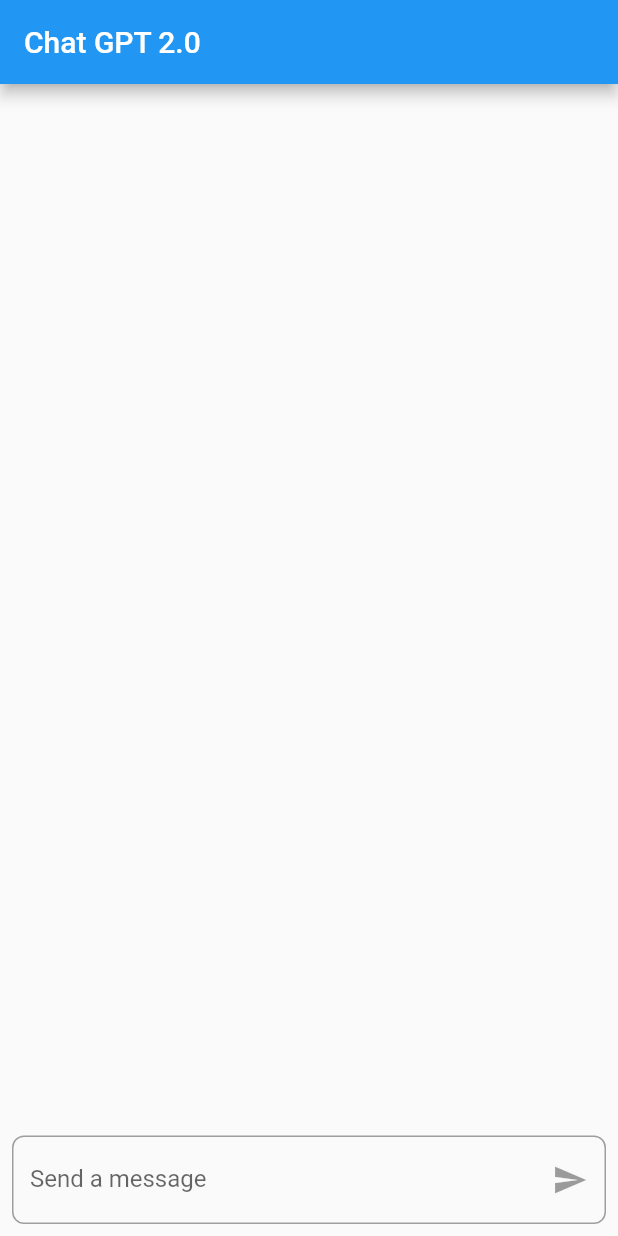
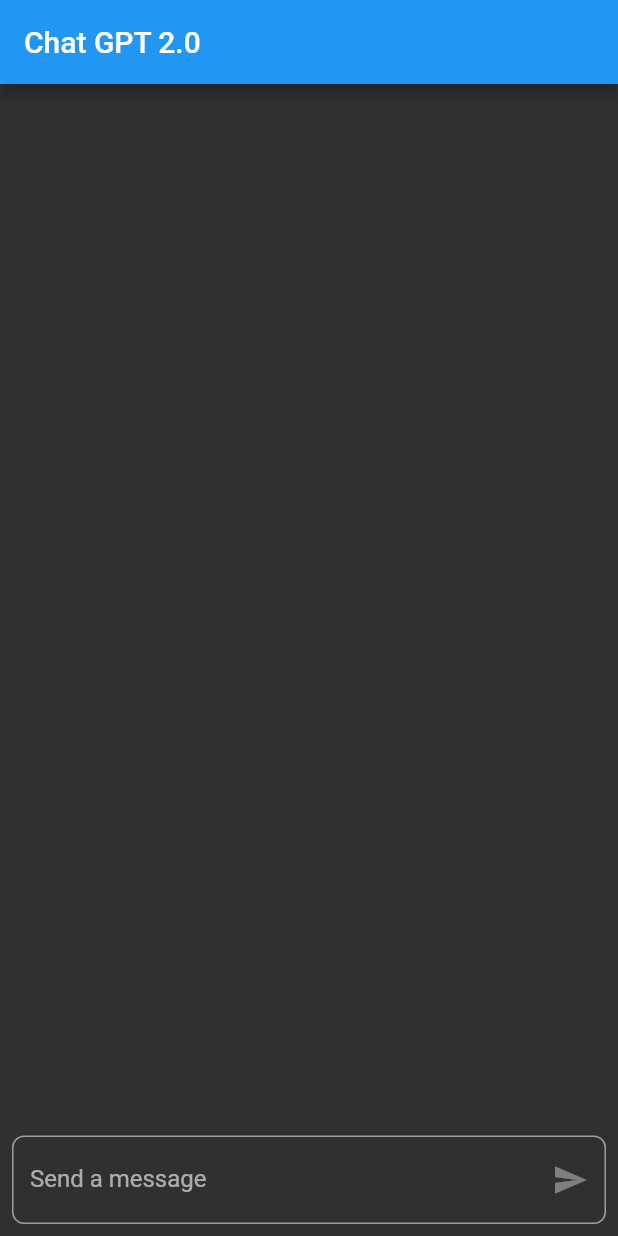
Before and after one commit to divyeshvankar/ChatGptApp, a Flutter app: the screen it shows after launch, on a phone screen of 412 x 824 dp. Run offline on Flutter 3.47's test engine with Material 2 defaults, Android fonts, the phone set to English and light mode, and no system bars; Roboto replaces fonts that are missing (Arial).

Commit message:
Dark theme

```diff
--- a/chat_app/lib/main.dart
+++ b/chat_app/lib/main.dart
@@ -14,12 +14,14 @@ class ChatApp extends StatelessWidget {
   Widget build(BuildContext context) {
     return MaterialApp(
       title: 'Chat GPT 2.0',
-      theme: ThemeData(
-        primarySwatch: Colors.blue,
-        primaryColor: Colors.white,
-        brightness: Brightness.light,
-        visualDensity: VisualDensity.adaptivePlatformDensity,
-        fontFamily: 'Arial', // Change the font to Arial
+      theme: ThemeData.dark().copyWith(
+        primaryColor: Colors.blue,
+        colorScheme: ColorScheme.fromSwatch().copyWith(
+          secondary: Colors.blue,
+        ),
+        textSelectionTheme: TextSelectionThemeData(
+          selectionColor: Colors.blue,
+        ),
       ),
       home: const ChatScreen(),
     );
@@ -121,13 +123,13 @@ class _ChatScreenState extends State<ChatScreen> {
                           padding: const EdgeInsets.all(8.0),
                           decoration: BoxDecoration(
                             color: chatMessage.sender == 'user'
-                                ? Colors.blue.withOpacity(0.1)
-                                : Colors.grey.withOpacity(0.1),
+                                ? Colors.blue.withOpacity(0.2)
+                                : Colors.grey.withOpacity(0.2),
                             borderRadius: BorderRadius.circular(8.0),
                           ),
                           child: Text(
                             chatMessage.message,
-                            style: const TextStyle(color: Colors.black),
+                            style: const TextStyle(color: Colors.white),
                           ),
                         ),
                       ),
@@ -182,7 +184,7 @@ class _ChatScreenState extends State<ChatScreen> {
                   color: _isMessageEmpty ? Colors.grey : Colors.blue,
                 ),
               ),
-              style: const TextStyle(color: Colors.black),
+              style: const TextStyle(color: Colors.white),
               cursorColor: Colors.blue,
             ),
           ),
```
